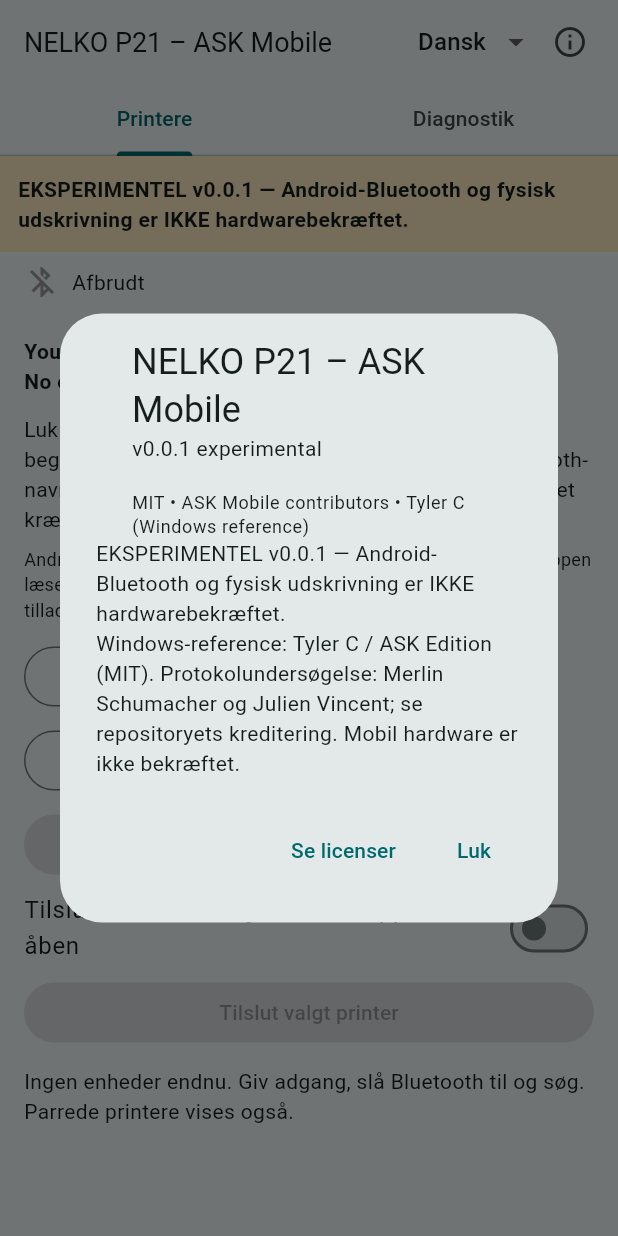
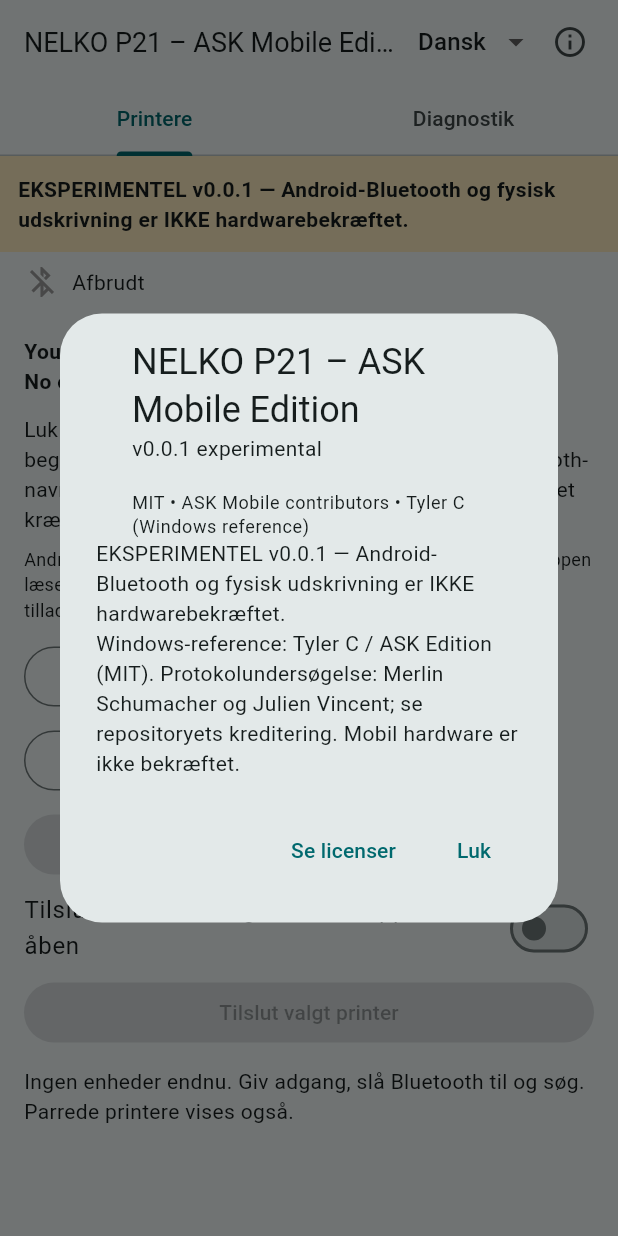
Before and after one commit to allan-stampe/nelko-p21-ask-mobile, a Flutter app: the screen it shows after launch, after a tap on "Tilslut automatisk igen, mens appen er å", after a tap on the "info outline" icon, on a phone screen of 412 x 824 dp. Run offline on Flutter 3.47's test engine with Material 3 defaults, Android fonts, the phone set to English and light mode, and no system bars.

Commit message:
Use full Mobile Edition name and avoid superseded CI builds

```diff
--- a/lib/i18n.dart
+++ b/lib/i18n.dart
@@ -4,7 +4,7 @@ class Labels {
   String t(String key) => (language == 'da' ? _da[key] : null) ?? _en[key] ?? key;
   static const _en = <String, String>{
     'about': 'About / licenses', 'credits': 'Windows reference: Tyler C / ASK Edition (MIT). Protocol research: Merlin Schumacher and Julien Vincent; see repository notices. No mobile hardware confirmation.',
-    'title': 'NELKO P21 – ASK Mobile', 'printers': 'Printers', 'diagnostics': 'Diagnostics',
+    'title': 'NELKO P21 – ASK Mobile Edition', 'printers': 'Printers', 'diagnostics': 'Diagnostics',
     'experimental': 'EXPERIMENTAL v0.0.1 — Android Bluetooth and physical printing are NOT hardware-confirmed.',
     'slogan': 'Your printer. Your labels. Your data.\nNo cloud. No account. Just print.',
     'idle': 'Ready', 'permission': 'Bluetooth permission required', 'bluetoothOff': 'Bluetooth is off',
```
Also changed, not shown: 2 other files.
